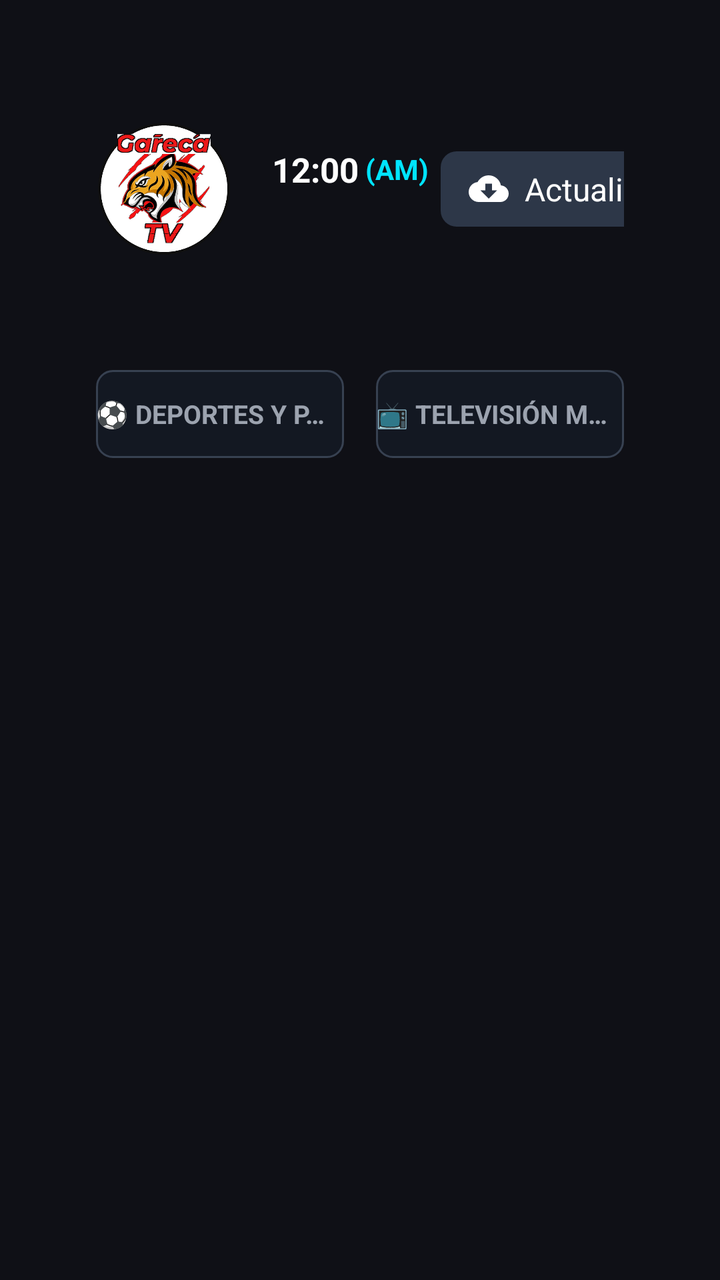
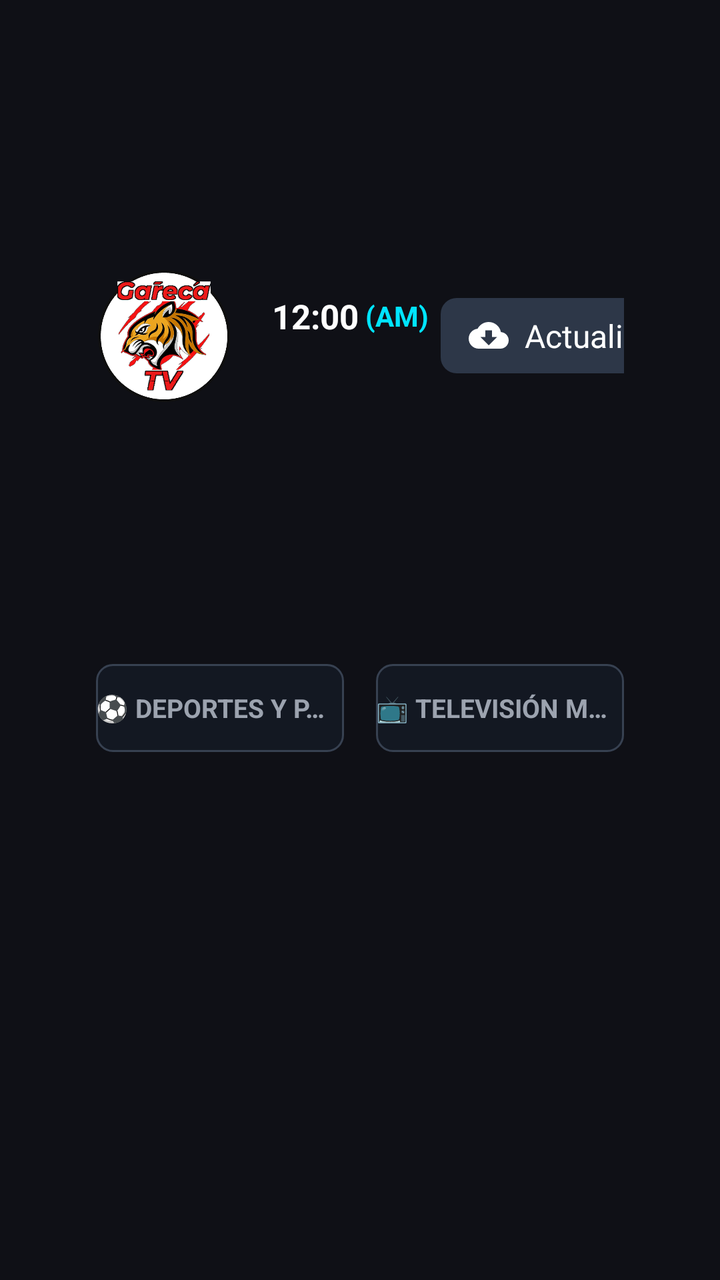

Screens rendered from an Android XML layout before and after an edit, with the pre-edit source and the edit as a unified diff.
<!-- AndroidManifest.xml: application theme Theme.GarecaTV -->
<!-- res/layout/activity_main.xml -->
<?xml version="1.0" encoding="utf-8"?>
<LinearLayout xmlns:android="http://schemas.android.com/apk/res/android"
    xmlns:app="http://schemas.android.com/apk/res-auto"
    android:id="@+id/mainRootLayout"
    android:layout_width="match_parent"
    android:layout_height="match_parent"
    android:orientation="vertical"
    android:background="@color/bg_dark"
    android:paddingStart="48dp"
    android:paddingEnd="48dp"
    android:paddingTop="28dp"
    android:paddingBottom="28dp">

    
    <LinearLayout
        android:id="@+id/llHeader"
        android:layout_width="match_parent"
        android:layout_height="wrap_content"
        android:orientation="horizontal"
        android:gravity="center_vertical"
        android:layout_marginBottom="24dp">

        <ImageView
            android:id="@+id/ivLogo"
            android:layout_width="68dp"
            android:layout_height="68dp"
            android:scaleType="fitCenter"
            android:src="@drawable/app_icon"
            android:contentDescription="@string/app_name" />

        <LinearLayout
            android:layout_width="wrap_content"
            android:layout_height="wrap_content"
            android:orientation="vertical"
            android:layout_marginStart="20dp"
            android:gravity="start|center_vertical">

            
            <LinearLayout
                android:id="@+id/llHeaderClock"
                android:layout_width="wrap_content"
                android:layout_height="wrap_content"
                android:orientation="horizontal"
                android:gravity="center_vertical">

                <TextClock
                    android:id="@+id/textClock"
                    android:layout_width="wrap_content"
                    android:layout_height="wrap_content"
                    android:format12Hour="hh:mm"
                    android:format24Hour="HH:mm"
                    android:textSize="17sp"
                    android:textStyle="bold"
                    android:textColor="@color/text_primary" />

                <TextClock
                    android:id="@+id/textClockAmPm"
                    android:layout_width="wrap_content"
                    android:layout_height="wrap_content"
                    android:format12Hour=" (a)"
                    android:format24Hour=""
                    android:textSize="14sp"
                    android:textStyle="bold"
                    android:textColor="@color/accent" />

                <TextView
                    android:id="@+id/tvTimeZone"
                    android:layout_width="wrap_content"
                    android:layout_height="wrap_content"
                    android:text=""
                    android:textSize="13sp"
                    android:textStyle="bold"
                    android:textColor="@color/text_secondary"
                    android:layout_marginStart="6dp" />
            </LinearLayout>

            
            <LinearLayout
                android:layout_width="wrap_content"
                android:layout_height="wrap_content"
                android:orientation="horizontal"
                android:gravity="center_vertical"
                android:layout_marginTop="2dp">

                <TextView
                    android:id="@+id/tvDate"
                    android:layout_width="wrap_content"
                    android:layout_height="wrap_content"
                    android:text=""
                    android:textSize="13sp"
                    android:textColor="@color/text_secondary" />

                <TextView
                    android:id="@+id/tvAppVersion"
                    android:layout_width="wrap_content"
                    android:layout_height="wrap_content"
                    android:text=""
                    android:textSize="13sp"
                    android:textStyle="bold"
                    android:textColor="@color/accent"
                    android:layout_marginStart="8dp" />
            </LinearLayout>
        </LinearLayout>

        <View
            android:layout_width="0dp"
            android:layout_height="1dp"
            android:layout_weight="1" />

        
        <LinearLayout
            android:layout_width="wrap_content"
            android:layout_height="wrap_content"
            android:orientation="vertical"
            android:gravity="end">

            
            <LinearLayout
                android:layout_width="wrap_content"
                android:layout_height="wrap_content"
                android:orientation="horizontal"
                android:gravity="center_vertical">

                <LinearLayout
                    android:id="@+id/btnUpdate"
                    android:layout_width="wrap_content"
                    android:layout_height="wrap_content"
                    android:orientation="horizontal"
                    android:gravity="center_vertical"
                    android:focusable="true"
                    android:clickable="true"
                    android:paddingStart="14dp"
                    android:paddingEnd="16dp"
                    android:paddingTop="8dp"
                    android:paddingBottom="8dp"
                    android:layout_marginEnd="12dp"
                    android:nextFocusDown="@id/btnModeSports"
                    android:nextFocusRight="@id/btnRefresh"
                    android:background="@drawable/button_focus_selector">

                    <ImageView
                        android:id="@+id/ivUpdateIcon"
                        android:layout_width="20dp"
                        android:layout_height="20dp"
                        android:src="@drawable/ic_cloud_download"
                        android:duplicateParentState="true"
                        app:tint="@color/button_text_selector"
                        android:contentDescription="Actualizar APK" />

                    <TextView
                        android:id="@+id/tvUpdateLabel"
                        android:layout_width="wrap_content"
                        android:layout_height="wrap_content"
                        android:text="Actualizado"
                        android:textSize="16sp"
                        android:duplicateParentState="true"
                        android:textColor="@color/button_text_selector"
                        android:layout_marginStart="8dp" />
                </LinearLayout>

                <TextView
                    android:id="@+id/btnRefresh"
                    android:layout_width="wrap_content"
                    android:layout_height="wrap_content"
                    android:text="Recargar"
                    android:textSize="16sp"
                    android:textColor="@color/button_text_selector"
                    android:focusable="true"
                    android:clickable="true"
                    android:paddingStart="16dp"
                    android:paddingEnd="16dp"
                    android:paddingTop="8dp"
                    android:paddingBottom="8dp"
                    android:nextFocusDown="@id/btnModeSports"
                    android:nextFocusLeft="@id/btnUpdate"
                    android:nextFocusRight="@id/btnHelpBadge"
                    android:background="@drawable/button_focus_selector" />

                <TextView
                    android:id="@+id/btnHelpBadge"
                    android:layout_width="wrap_content"
                    android:layout_height="wrap_content"
                    android:text="❓ Ayuda"
                    android:textSize="14sp"
                    android:textStyle="bold"
                    android:textColor="@color/button_text_selector"
                    android:focusable="true"
                    android:clickable="true"
                    android:paddingStart="14dp"
                    android:paddingEnd="14dp"
                    android:paddingTop="8dp"
                    android:paddingBottom="8dp"
                    android:layout_marginStart="8dp"
                    android:nextFocusDown="@id/btnModeSports"
                    android:nextFocusLeft="@id/btnRefresh"
                    android:background="@drawable/button_focus_selector"
                    android:contentDescription="Guía de tipos de señal" />
            </LinearLayout>

            
            <TextView
                android:id="@+id/tvHeaderButtonHint"
                android:layout_width="wrap_content"
                android:layout_height="wrap_content"
                android:layout_marginTop="4dp"
                android:layout_marginEnd="2dp"
                android:textSize="11sp"
                android:textColor="@color/accent"
                android:textStyle="bold"
                android:visibility="gone"
                android:text="" />
        </LinearLayout>
    </LinearLayout>

    
    <LinearLayout
        android:id="@+id/llModeSelector"
        android:layout_width="match_parent"
        android:layout_height="wrap_content"
        android:orientation="horizontal"
        android:gravity="center_vertical"
        android:layout_marginBottom="14dp">

        <LinearLayout
            android:id="@+id/btnModeSports"
            android:layout_width="0dp"
            android:layout_height="44dp"
            android:layout_weight="1"
            android:orientation="horizontal"
            android:gravity="center"
            android:focusable="true"
            android:clickable="true"
            android:layout_marginEnd="8dp"
            android:nextFocusDown="@id/rvCategories"
            android:background="@drawable/mode_button_selector">

            <TextView
                android:id="@+id/tvModeSportsLabel"
                android:layout_width="wrap_content"
                android:layout_height="wrap_content"
                android:text="⚽ DEPORTES Y PARTIDOS"
                android:textSize="13sp"
                android:singleLine="true"
                android:ellipsize="end"
                android:textStyle="bold"
                android:textColor="@color/mode_button_text_selector"
                android:duplicateParentState="true" />
        </LinearLayout>

        <LinearLayout
            android:id="@+id/btnModeWorldTv"
            android:layout_width="0dp"
            android:layout_height="44dp"
            android:layout_weight="1"
            android:orientation="horizontal"
            android:gravity="center"
            android:focusable="true"
            android:clickable="true"
            android:layout_marginStart="8dp"
            android:nextFocusDown="@id/rvCategories"
            android:background="@drawable/mode_button_selector">

            <TextView
                android:id="@+id/tvModeWorldTvLabel"
                android:layout_width="wrap_content"
                android:layout_height="wrap_content"
                android:text="📺 TELEVISIÓN MUNDIAL"
                android:textSize="13sp"
                android:singleLine="true"
                android:ellipsize="end"
                android:textStyle="bold"
                android:textColor="@color/mode_button_text_selector"
                android:duplicateParentState="true" />
        </LinearLayout>
    </LinearLayout>

    
    <androidx.recyclerview.widget.RecyclerView
        android:id="@+id/rvCategories"
        android:layout_width="match_parent"
        android:layout_height="wrap_content"
        android:orientation="horizontal"
        android:clipToPadding="false"
        android:descendantFocusability="beforeDescendants"
        android:layout_marginBottom="16dp"
        android:focusable="false" />

    
    <LinearLayout
        android:id="@+id/searchContainer"
        android:layout_width="match_parent"
        android:layout_height="wrap_content"
        android:orientation="horizontal"
        android:gravity="center_vertical"
        android:visibility="gone"
        android:layout_marginBottom="16dp">

        <LinearLayout
            android:id="@+id/btnVoiceSearchReplay"
            android:layout_width="44dp"
            android:layout_height="44dp"
            android:gravity="center"
            android:focusable="true"
            android:clickable="true"
            android:background="@drawable/voice_button_selector"
            android:nextFocusUp="@id/rvCategories"
            android:nextFocusDown="@id/rvEvents"
            android:nextFocusRight="@id/etSearch">

            <ImageView
                android:layout_width="22dp"
                android:layout_height="22dp"
                android:src="@drawable/ic_google_mic"
                android:duplicateParentState="true"
                android:contentDescription="Búsqueda por voz" />
        </LinearLayout>

        
        <LinearLayout
            android:id="@+id/searchBoxContainerReplay"
            android:layout_width="0dp"
            android:layout_height="44dp"
            android:layout_weight="1"
            android:layout_marginStart="8dp"
            android:layout_marginEnd="8dp"
            android:orientation="horizontal"
            android:gravity="center_vertical"
            android:background="@drawable/search_box_selector"
            android:addStatesFromChildren="true">

            <com.gareca.tv.SearchEditText
                android:id="@+id/etSearch"
                android:layout_width="0dp"
                android:layout_height="match_parent"
                android:layout_weight="1"
                android:background="@android:color/transparent"
                android:hint="Buscar repetición por partido o fecha (ej: Madrid, 10/10)..."
                android:textColor="@color/text_primary"
                android:textColorHint="@color/text_secondary"
                android:paddingStart="16dp"
                android:paddingEnd="8dp"
                android:textSize="15sp"
                android:singleLine="true"
                android:imeOptions="actionSearch"
                android:inputType="text"
                android:focusable="true"
                android:focusableInTouchMode="true"
                android:cursorVisible="false"
                android:nextFocusUp="@id/rvCategories"
                android:nextFocusDown="@id/rvEvents"
                android:nextFocusLeft="@id/btnVoiceSearchReplay"
                android:nextFocusRight="@id/btnClearSearchText" />

            <ImageView
                android:id="@+id/btnClearSearchText"
                android:layout_width="30dp"
                android:layout_height="30dp"
                android:layout_marginEnd="6dp"
                android:padding="6dp"
                android:src="@drawable/ic_close"
                android:background="@drawable/button_focus_selector"
                android:focusable="true"
                android:clickable="true"
                android:focusableInTouchMode="true"
                android:visibility="gone"
                android:contentDescription="Borrar texto y escribir"
                android:nextFocusUp="@id/rvCategories"
                android:nextFocusDown="@id/rvEvents"
                android:nextFocusLeft="@id/etSearch"
                android:nextFocusRight="@id/btnSearchReplay" />
        </LinearLayout>

        <LinearLayout
            android:id="@+id/btnSearchReplay"
            android:layout_width="44dp"
            android:layout_height="44dp"
            android:gravity="center"
            android:focusable="true"
            android:clickable="true"
            android:background="@drawable/button_focus_selector"
            android:nextFocusUp="@id/rvCategories"
            android:nextFocusDown="@id/rvEvents"
            android:nextFocusLeft="@id/etSearch"
            android:nextFocusRight="@id/btnSortDate">

            <ImageView
                android:id="@+id/ivSearchIconReplay"
                android:layout_width="22dp"
                android:layout_height="22dp"
                android:src="@drawable/ic_search"
                android:duplicateParentState="true"
                app:tint="@color/button_text_selector"
                android:contentDescription="Buscar" />
        </LinearLayout>

        <Button
            android:id="@+id/btnSortDate"
            android:layout_width="wrap_content"
            android:layout_height="44dp"
            android:layout_marginStart="8dp"
            android:text="📅 Fecha (Recientes)"
            android:textSize="14sp"
            android:textStyle="bold"
            android:textColor="@color/button_text_selector"
            android:background="@drawable/button_focus_selector"
            android:paddingStart="16dp"
            android:paddingEnd="16dp"
            android:focusable="true"
            android:clickable="true"
            android:nextFocusUp="@id/rvCategories"
            android:nextFocusDown="@id/rvEvents"
            android:nextFocusLeft="@id/btnSearchReplay"
            android:nextFocusRight="@id/btnSortName" />

        <Button
            android:id="@+id/btnSortName"
            android:layout_width="wrap_content"
            android:layout_height="44dp"
            android:layout_marginStart="8dp"
            android:text="🔤 Nombre (A-Z)"
            android:textSize="14sp"
            android:textStyle="bold"
            android:textColor="@color/button_text_selector"
            android:background="@drawable/button_focus_selector"
            android:paddingStart="16dp"
            android:paddingEnd="16dp"
            android:focusable="true"
            android:clickable="true"
            android:nextFocusUp="@id/rvCategories"
            android:nextFocusDown="@id/rvEvents"
            android:nextFocusLeft="@id/btnSortDate" />
    </LinearLayout>

    
    <LinearLayout
        android:id="@+id/globalSearchContainer"
        android:layout_width="match_parent"
        android:layout_height="wrap_content"
        android:orientation="horizontal"
        android:gravity="center_vertical"
        android:visibility="gone"
        android:layout_marginBottom="16dp">

        <LinearLayout
            android:id="@+id/btnVoiceGlobalSearch"
            android:layout_width="44dp"
            android:layout_height="44dp"
            android:gravity="center"
            android:focusable="true"
            android:clickable="true"
            android:background="@drawable/voice_button_selector"
            android:nextFocusUp="@id/rvCategories"
            android:nextFocusDown="@id/rvEvents"
            android:nextFocusRight="@id/etGlobalSearch">

            <ImageView
                android:layout_width="22dp"
                android:layout_height="22dp"
                android:src="@drawable/ic_google_mic"
                android:duplicateParentState="true"
                android:contentDescription="Búsqueda por voz" />
        </LinearLayout>

        
        <LinearLayout
            android:id="@+id/searchBoxContainerGlobal"
            android:layout_width="0dp"
            android:layout_height="44dp"
            android:layout_weight="1"
            android:layout_marginStart="8dp"
            android:layout_marginEnd="8dp"
            android:orientation="horizontal"
            android:gravity="center_vertical"
            android:background="@drawable/search_box_selector"
            android:addStatesFromChildren="true">

            <com.gareca.tv.SearchEditText
                android:id="@+id/etGlobalSearch"
                android:layout_width="0dp"
                android:layout_height="match_parent"
                android:layout_weight="1"
                android:background="@android:color/transparent"
                android:hint="Buscar equipo o canal en TODO GarecaTV (ej: Madrid, Boca, ESPN)..."
                android:textColor="@color/text_primary"
                android:textColorHint="@color/text_secondary"
                android:paddingStart="16dp"
                android:paddingEnd="8dp"
                android:textSize="15sp"
                android:singleLine="true"
                android:imeOptions="actionSearch"
                android:inputType="text"
                android:focusable="true"
                android:focusableInTouchMode="true"
                android:cursorVisible="false"
                android:nextFocusUp="@id/rvCategories"
                android:nextFocusDown="@id/rvEvents"
                android:nextFocusLeft="@id/btnVoiceGlobalSearch"
                android:nextFocusRight="@id/btnClearGlobalText" />

            <ImageView
                android:id="@+id/btnClearGlobalText"
                android:layout_width="30dp"
                android:layout_height="30dp"
                android:layout_marginEnd="6dp"
                android:padding="6dp"
                android:src="@drawable/ic_close"
                android:background="@drawable/button_focus_selector"
                android:focusable="true"
                android:clickable="true"
                android:focusableInTouchMode="true"
                android:visibility="gone"
                android:contentDescription="Borrar texto y escribir"
                android:nextFocusUp="@id/rvCategories"
                android:nextFocusDown="@id/rvEvents"
                android:nextFocusLeft="@id/etGlobalSearch"
                android:nextFocusRight="@id/btnSearchGlobal" />
        </LinearLayout>

        <LinearLayout
            android:id="@+id/btnSearchGlobal"
            android:layout_width="44dp"
            android:layout_height="44dp"
            android:gravity="center"
            android:focusable="true"
            android:clickable="true"
            android:background="@drawable/button_focus_selector"
            android:nextFocusUp="@id/rvCategories"
            android:nextFocusDown="@id/rvEvents"
            android:nextFocusLeft="@id/btnClearGlobalText"
            android:nextFocusRight="@id/btnSortNameGlobal">

            <ImageView
                android:id="@+id/ivSearchIconGlobal"
                android:layout_width="22dp"
                android:layout_height="22dp"
                android:src="@drawable/ic_search"
                android:duplicateParentState="true"
                app:tint="@color/button_text_selector"
                android:contentDescription="Buscar" />
        </LinearLayout>

        <Button
            android:id="@+id/btnSortNameGlobal"
            android:layout_width="wrap_content"
            android:layout_height="44dp"
            android:layout_marginStart="8dp"
            android:text="🔤 Nombre (A-Z)"
            android:textSize="14sp"
            android:textStyle="bold"
            android:textColor="@color/button_text_selector"
            android:background="@drawable/button_focus_selector"
            android:paddingStart="16dp"
            android:paddingEnd="16dp"
            android:focusable="true"
            android:clickable="true"
            android:nextFocusUp="@id/rvCategories"
            android:nextFocusDown="@id/rvEvents"
            android:nextFocusLeft="@id/btnSearchGlobal" />
    </LinearLayout>

    
    <androidx.recyclerview.widget.RecyclerView
        android:id="@+id/rvSuggestions"
        android:layout_width="match_parent"
        android:layout_height="wrap_content"
        android:orientation="vertical"
        android:visibility="gone"
        android:layout_marginBottom="12dp"
        android:descendantFocusability="afterDescendants"
        android:focusable="true"
        android:focusableInTouchMode="true" />

    
    <LinearLayout
        android:id="@+id/llMasterDetailContainer"
        android:layout_width="match_parent"
        android:layout_height="0dp"
        android:layout_weight="1"
        android:orientation="horizontal">

        
        <androidx.recyclerview.widget.RecyclerView
            android:id="@+id/rvSidebarCategories"
            android:layout_width="200dp"
            android:layout_height="match_parent"
            android:orientation="vertical"
            android:visibility="gone"
            android:clipToPadding="false"
            android:layout_marginEnd="8dp"
            android:descendantFocusability="afterDescendants"
            android:focusable="false" />

        
        <androidx.recyclerview.widget.RecyclerView
            android:id="@+id/rvSidebarCountries"
            android:layout_width="200dp"
            android:layout_height="match_parent"
            android:orientation="vertical"
            android:visibility="gone"
            android:clipToPadding="false"
            android:layout_marginEnd="8dp"
            android:descendantFocusability="afterDescendants"
            android:focusable="false" />

        
        <LinearLayout
            android:id="@+id/flEventsContainer"
            android:layout_width="0dp"
            android:layout_height="match_parent"
            android:layout_weight="1"
            android:orientation="vertical">

            
            <LinearLayout
                android:id="@+id/llMobileFilterBar"
                android:layout_width="match_parent"
                android:layout_height="wrap_content"
                android:orientation="horizontal"
                android:gravity="center_vertical"
                android:layout_marginBottom="10dp"
                android:visibility="gone">

                <Button
                    android:id="@+id/btnMobileCategoryFilter"
                    android:layout_width="0dp"
                    android:layout_height="40dp"
                    android:layout_weight="1"
                    android:background="@drawable/button_focus_selector"
                    android:textColor="@color/white"
                    android:textSize="13sp"
                    android:textStyle="bold"
                    android:textAllCaps="false"
                    android:text="📂 Categoría: Todas ▾"
                    android:paddingStart="12dp"
                    android:paddingEnd="12dp"
                    android:layout_marginEnd="6dp" />

                <Button
                    android:id="@+id/btnMobileCountryFilter"
                    android:layout_width="0dp"
                    android:layout_height="40dp"
                    android:layout_weight="1"
                    android:background="@drawable/button_focus_selector"
                    android:textColor="@color/white"
                    android:textSize="13sp"
                    android:textStyle="bold"
                    android:textAllCaps="false"
                    android:text="🌍 País: Todos ▾"
                    android:paddingStart="12dp"
                    android:paddingEnd="12dp"
                    android:visibility="gone" />
            </LinearLayout>

            
            <androidx.recyclerview.widget.RecyclerView
                android:id="@+id/rvSubcategories"
                android:layout_width="match_parent"
                android:layout_height="wrap_content"
                android:orientation="horizontal"
                android:paddingBottom="8dp"
                android:clipToPadding="false"
                android:descendantFocusability="beforeDescendants"
                android:focusable="false"
                android:visibility="gone" />

            <FrameLayout
                android:layout_width="match_parent"
                android:layout_height="0dp"
                android:layout_weight="1">

                <ProgressBar
                    android:id="@+id/progressBar"
                    android:layout_width="wrap_content"
                    android:layout_height="wrap_content"
                    android:layout_gravity="center"
                    android:visibility="visible" />

                <TextView
                    android:id="@+id/tvEmpty"
                    android:layout_width="wrap_content"
                    android:layout_height="wrap_content"
                    android:layout_gravity="center"
                    android:text="@string/loading_events"
                    android:textColor="@color/text_secondary"
                    android:textSize="18sp"
                    android:visibility="gone" />

                <androidx.recyclerview.widget.RecyclerView
                    android:id="@+id/rvEvents"
                    android:layout_width="match_parent"
                    android:layout_height="match_parent"
                    android:paddingTop="26dp"
                    android:clipToPadding="false"
                    android:descendantFocusability="beforeDescendants"
                    android:focusable="false" />

                
                <TextView
                    android:id="@+id/tvChannelPositionIndicator"
                    android:layout_width="match_parent"
                    android:layout_height="24dp"
                    android:layout_gravity="top"
                    android:gravity="center_vertical"
                    android:paddingStart="8dp"
                    android:paddingEnd="8dp"
                    android:textSize="12sp"
                    android:textStyle="bold"
                    android:textColor="#38BDF8"
                    android:background="#DD0E121E"
                    android:visibility="invisible"
                    android:singleLine="true"
                    android:ellipsize="end" />
            </FrameLayout>
        </LinearLayout>
    </LinearLayout>
</LinearLayout>
<!-- resources referenced by this layout -->
<resources>
  <color name="accent">#00E5FF</color>
  <color name="bg_dark">#0F1016</color>
  <color name="text_primary">#FFFFFF</color>
  <color name="text_secondary">#9CA3AF</color>
  <color name="white">#FFFFFF</color>
  <!-- drawable button_focus_selector (drawable) -->
  <selector xmlns:android="http://schemas.android.com/apk/res/android">
      <item android:state_focused="true">
          <shape android:shape="rectangle">
              <solid android:color="@color/accent" />
              <corners android:radius="8dp" />
          </shape>
      </item>
      <item>
          <shape android:shape="rectangle">
              <solid android:color="#2D3748" />
              <corners android:radius="8dp" />
          </shape>
      </item>
  </selector>
  <!-- drawable ic_close (drawable) -->
  <vector xmlns:android="http://schemas.android.com/apk/res/android"
      android:width="24dp"
      android:height="24dp"
      android:viewportWidth="24"
      android:viewportHeight="24">
      <path
          android:fillColor="#FFFFFFFF"
          android:pathData="M19,6.41L17.59,5 12,10.59 6.41,5 5,6.41 10.59,12 5,17.59 6.41,19 12,13.41 17.59,19 19,17.59 13.41,12z"/>
  </vector>
  <!-- drawable ic_cloud_download (drawable) -->
  <vector xmlns:android="http://schemas.android.com/apk/res/android"
      android:width="24dp"
      android:height="24dp"
      android:viewportWidth="24"
      android:viewportHeight="24">
      <path
          android:fillColor="#FFFFFFFF"
          android:pathData="M19.35,10.04C18.67,6.59 15.64,4 12,4 9.11,4 6.6,5.64 5.35,8.04 2.34,8.36 0,10.91 0,14c0,3.31 2.69,6 6,6h13c2.76,0 5,-2.24 5,-5 0,-2.64 -2.05,-4.78 -4.65,-4.96zM17,13l-5,5 -5,-5h3V9h4v4h3z" />
  </vector>
  <!-- drawable ic_search (drawable) -->
  <vector xmlns:android="http://schemas.android.com/apk/res/android"
      android:width="24dp"
      android:height="24dp"
      android:viewportWidth="24"
      android:viewportHeight="24">
      <path
          android:fillColor="@color/white"
          android:pathData="M15.5,14h-0.79l-0.28,-0.27C15.41,12.59 16,11.11 16,9.5 16,5.91 13.09,3 9.5,3S3,5.91 3,9.5 5.91,16 9.5,16c1.61,0 3.09,-0.59 4.23,-1.57l0.27,0.28v0.79l5,4.99L20.49,19l-4.99,-5zm-6,0C7.01,14 5,11.99 5,9.5S7.01,5 9.5,5 14,7.01 14,9.5 11.99,14 9.5,14z"/>
  </vector>
  <!-- drawable search_box_selector (drawable) -->
  <?xml version="1.0" encoding="utf-8"?>
  <selector xmlns:android="http://schemas.android.com/apk/res/android">
      
      <item android:state_focused="true">
          <shape android:shape="rectangle">
              <solid android:color="#252D3F" />
              <stroke android:width="2dp" android:color="@color/accent" />
              <corners android:radius="8dp" />
          </shape>
      </item>
      
      <item>
          <shape android:shape="rectangle">
              <solid android:color="#1A1D27" />
              <stroke android:width="1dp" android:color="#374151" />
              <corners android:radius="8dp" />
          </shape>
      </item>
  </selector>
  <string name="app_name">GarecaTV</string>
  <string name="loading_events">Cargando eventos...</string>
  <style name="Theme.GarecaTV" parent="Theme.AppCompat.NoActionBar">
          <item name="android:windowBackground">@drawable/splash_window_background</item>
          <item name="android:textColor">@color/text_primary</item>
          <item name="colorPrimary">@color/accent</item>
          <item name="android:windowNoTitle">true</item>
          <item name="android:windowFullscreen">true</item>
      </style>
  <!-- drawable splash_window_background (drawable) -->
  <?xml version="1.0" encoding="utf-8"?>
  <layer-list xmlns:android="http://schemas.android.com/apk/res/android">
      <item>
          <color android:color="@color/bg_dark" />
      </item>
      <item
          android:width="120dp"
          android:height="120dp"
          android:gravity="center">
          <bitmap
              android:gravity="center"
              android:src="@drawable/app_icon" />
      </item>
  </layer-list>
  <!-- unchanged entries left out for length: 4 -->
</resources>

<!-- the commit's change to res/layout/activity_main.xml (unified diff, before → after) -->
@@ -173,8 +173,29 @@
                     android:paddingBottom="8dp"
                     android:nextFocusDown="@id/btnModeSports"
                     android:nextFocusLeft="@id/btnUpdate"
+                    android:nextFocusRight="@id/btnSourceSelector"
+                    android:background="@drawable/button_focus_selector" />
+
+                <TextView
+                    android:id="@+id/btnSourceSelector"
+                    android:layout_width="wrap_content"
+                    android:layout_height="wrap_content"
+                    android:text="📡 Señal: Clásica"
+                    android:textSize="14sp"
+                    android:textStyle="bold"
+                    android:textColor="@color/button_text_selector"
+                    android:focusable="true"
+                    android:clickable="true"
+                    android:paddingStart="12dp"
+                    android:paddingEnd="12dp"
+                    android:paddingTop="8dp"
+                    android:paddingBottom="8dp"
+                    android:layout_marginStart="8dp"
+                    android:nextFocusDown="@id/btnModeSports"
+                    android:nextFocusLeft="@id/btnRefresh"
                     android:nextFocusRight="@id/btnHelpBadge"
-                    android:background="@drawable/button_focus_selector" />
+                    android:background="@drawable/button_focus_selector"
+                    android:contentDescription="Cambiar entre Señal Clásica y Señal Extendida" />
 
                 <TextView
                     android:id="@+id/btnHelpBadge"
@@ -192,7 +213,7 @@
                     android:paddingBottom="8dp"
                     android:layout_marginStart="8dp"
                     android:nextFocusDown="@id/btnModeSports"
-                    android:nextFocusLeft="@id/btnRefresh"
+                    android:nextFocusLeft="@id/btnSourceSelector"
                     android:background="@drawable/button_focus_selector"
                     android:contentDescription="Guía de tipos de señal" />
             </LinearLayout>
